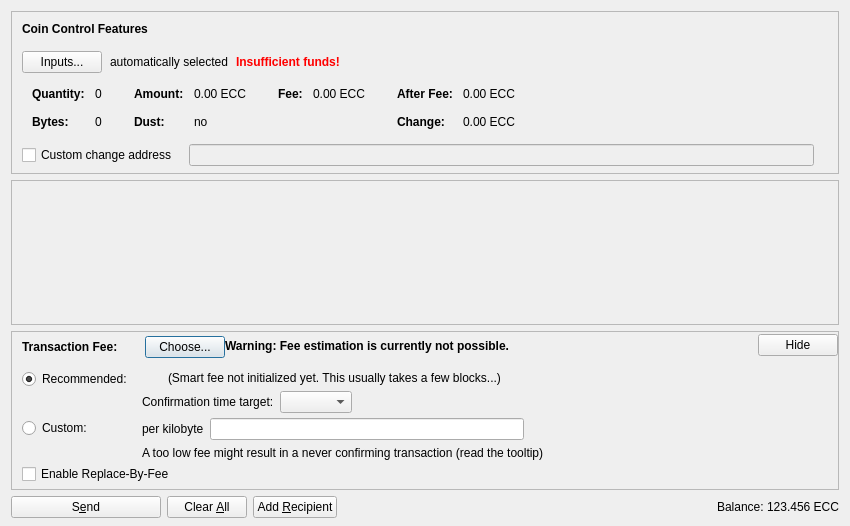
eleccoin/eleccoin, file src/qt/forms/sendcoinsdialog.ui: the form before one commit.
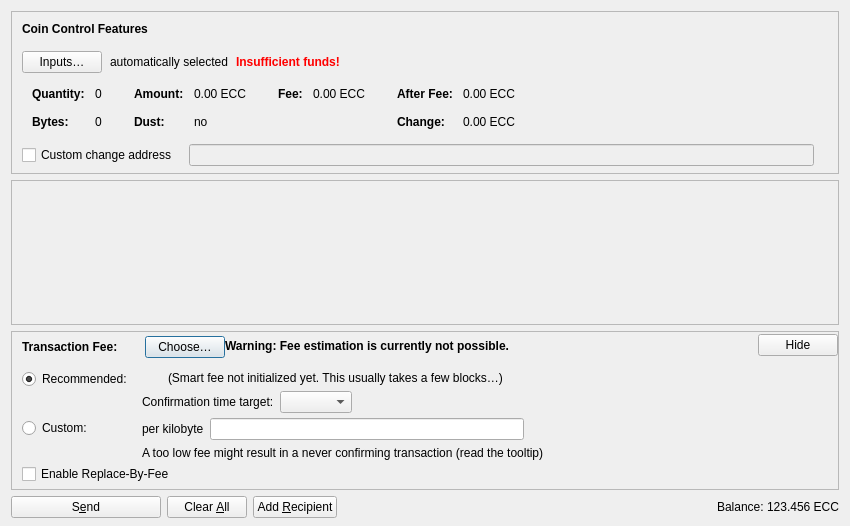
The form after the commit. Icons and pictures are not drawn. Custom widgets are drawn as their Qt base class.

Diff of the .ui file:
```diff
--- a/src/qt/forms/sendcoinsdialog.ui
+++ b/src/qt/forms/sendcoinsdialog.ui
@@ -107,7 +107,7 @@
              <string notr="true"/>
             </property>
             <property name="text">
-             <string>Inputs...</string>
+             <string>Inputs…</string>
             </property>
             <property name="autoDefault">
              <bool>false</bool>
@@ -738,7 +738,7 @@
               <item>
                <widget class="QPushButton" name="buttonChooseFee">
                 <property name="text">
-                 <string>Choose...</string>
+                 <string>Choose…</string>
                 </property>
                </widget>
               </item>
@@ -991,7 +991,7 @@
                  <item>
                   <widget class="QLabel" name="labelSmartFee2">
                    <property name="text">
-                    <string>(Smart fee not initialized yet. This usually takes a few blocks...)</string>
+                    <string>(Smart fee not initialized yet. This usually takes a few blocks…)</string>
                    </property>
                   </widget>
                  </item>
```
Left out of the diff: 2 changed lines with no effect on the pictures.
